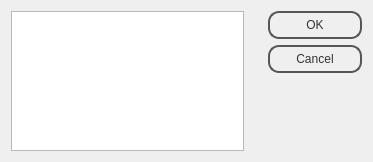
Qt form GUI/dialogserialchoose.ui (DaniloBorquez/Hodoscope-Manager-GUI) before a commit.
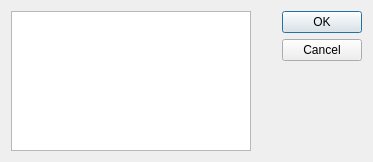
The same form after that commit.

What changed in the file:
```diff
--- a/GUI/dialogserialchoose.ui
+++ b/GUI/dialogserialchoose.ui
@@ -14,28 +14,7 @@
    <string>Serial Chooser</string>
   </property>
   <property name="styleSheet">
-   <string notr="true">QPushButton {
-color: #333;
-border: 2px solid #555;
-border-radius: 11px;
-padding: 5px;
-background: qradialgradient(cx: 0.3, cy: -0.4,
-fx: 0.3, fy: -0.4,
-radius: 1.35, stop: 0 #fff, stop: 1 #888);
-min-width: 80px;
-}
-
-QPushButton:hover {
-background: qradialgradient(cx: 0.3, cy: -0.4,
-fx: 0.3, fy: -0.4,
-radius: 1.35, stop: 0 #fff, stop: 1 #bbb);
-}
-
-QPushButton:pressed {
-background: qradialgradient(cx: 0.4, cy: -0.1,
-fx: 0.4, fy: -0.1,
-radius: 1.35, stop: 0 #fff, stop: 1 #ddd);
-}</string>
+   <string notr="true"/>
   </property>
   <property name="modal">
    <bool>true</bool>
```
